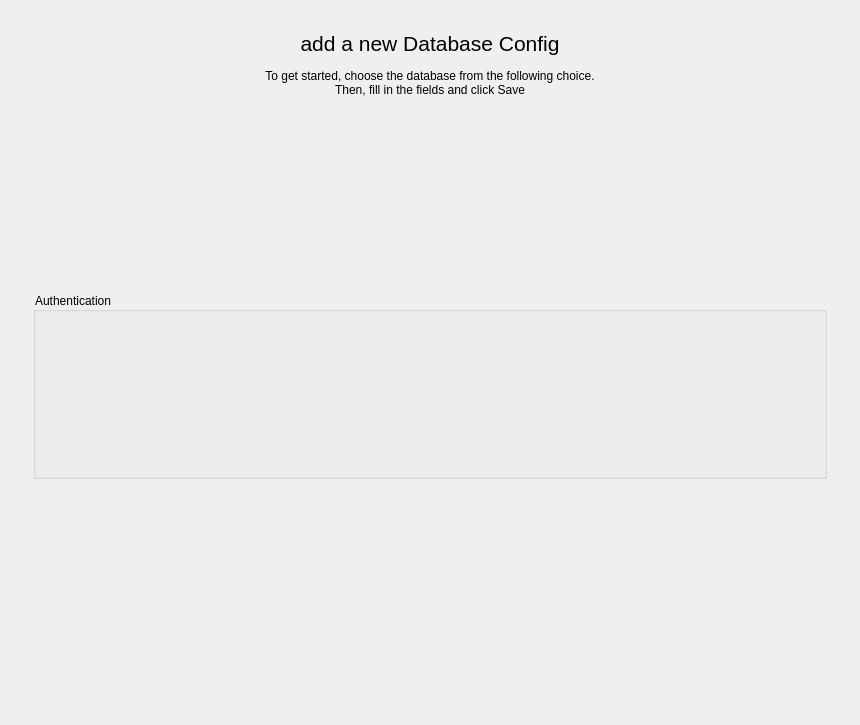
The window that src/gui/ui/main_pages.ui (CrEagleOne/dbtective) describes before a commit, drawn with Qt 5.
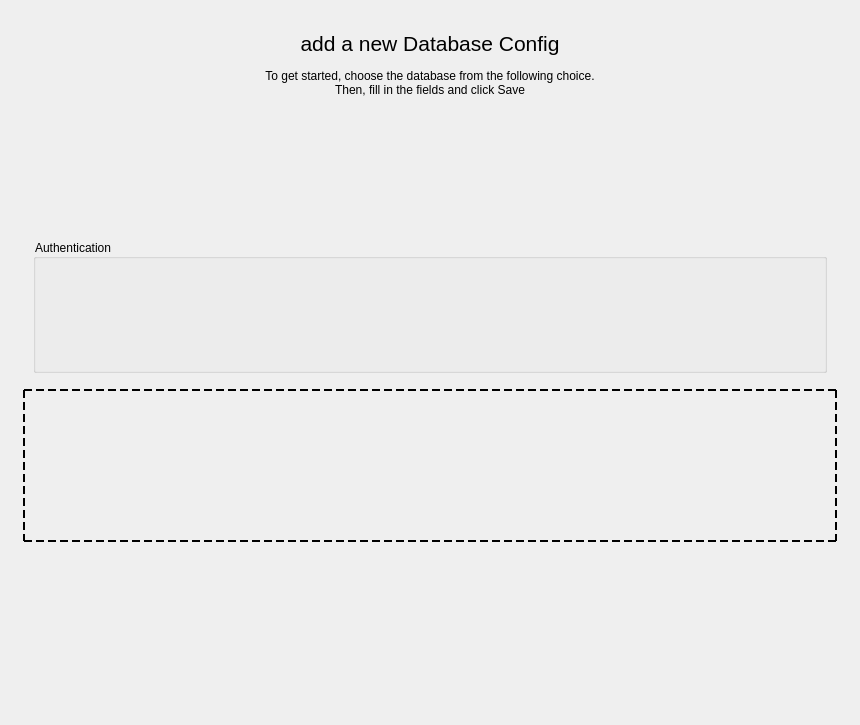
The same window after the commit. The open tabs and pages were chosen to show the change.

```diff
--- a/src/gui/ui/main_pages.ui
+++ b/src/gui/ui/main_pages.ui
@@ -479,6 +479,34 @@
              </item>
             </layout>
            </item>
+           <item>
+            <layout class="QHBoxLayout" name="CSV">
+             <item>
+              <widget class="QFrame" name="csv">
+               <property name="acceptDrops">
+                <bool>true</bool>
+               </property>
+               <property name="styleSheet">
+                <string notr="true">border: 2px dashed black;</string>
+               </property>
+               <property name="frameShape">
+                <enum>QFrame::Shape::StyledPanel</enum>
+               </property>
+               <property name="frameShadow">
+                <enum>QFrame::Shadow::Raised</enum>
+               </property>
+               <layout class="QVBoxLayout" name="verticalLayout_7">
+                <item>
+                 <layout class="QVBoxLayout" name="csv_layout"/>
+                </item>
+                <item>
+                 <layout class="QGridLayout" name="list_files"/>
+                </item>
+               </layout>
+              </widget>
+             </item>
+            </layout>
+           </item>
            <item>
             <layout class="QHBoxLayout" name="Settings">
              <item>
```
Left out of the diff: 2 changed lines with no effect on the pictures.
